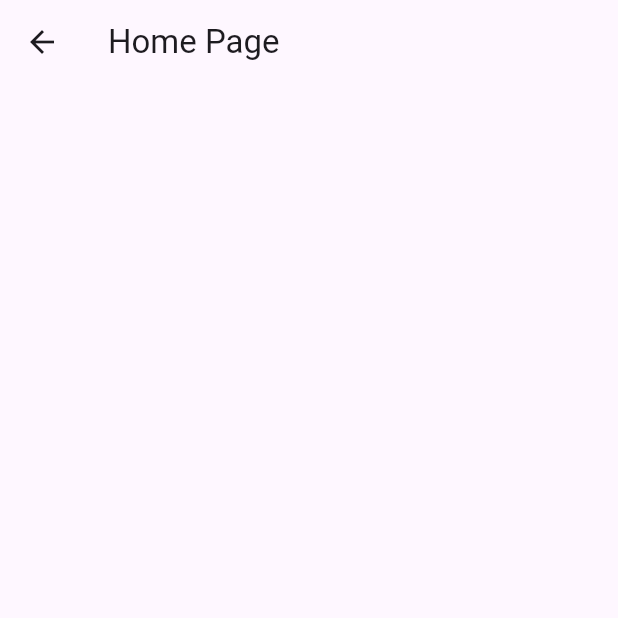
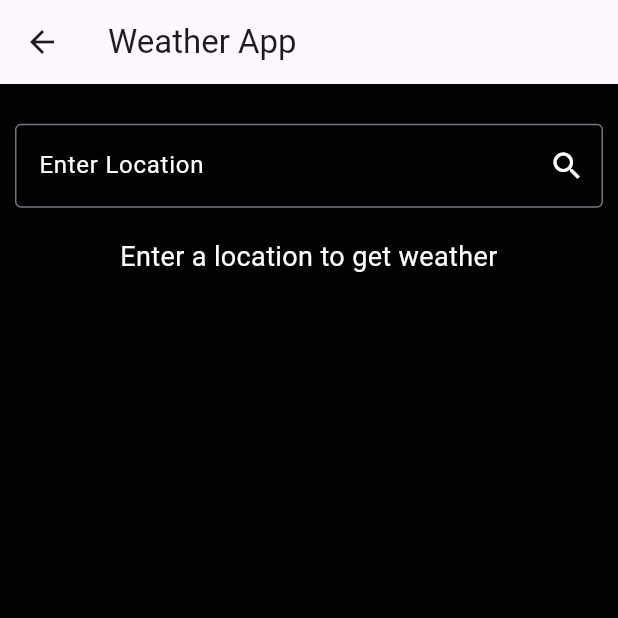
Before and after one commit to Sparsh2509/Weather_App, a Flutter app: the HomeScreen screen opened directly, on a phone screen of 412 x 824 dp, the top half of it. Run offline on Flutter 3.47's test engine with Material 3 defaults, Android fonts, the phone set to English and light mode, and no system bars.

Commit message:
Weather api integrated

```diff
--- a/lib/Constants/colors.dart
+++ b/lib/Constants/colors.dart
@@ -0,0 +1,3 @@
+import 'package:flutter/material.dart';
+
+const whiteColor = Colors.white;
--- a/lib/Models/Weather_model.dart
+++ b/lib/Models/Weather_model.dart
@@ -11,4 +11,6 @@ class worker {
       required this.humidity,
       required this.airspeed,
       required this.description});
+
+
 }
--- a/lib/Pages/Homepage.dart
+++ b/lib/Pages/Homepage.dart
@@ -1,5 +1,11 @@
+
+
 import 'package:flutter/material.dart';
 import 'package:http/http.dart';
+import 'package:weather_app/Constants/colors.dart';
+import 'dart:convert';
+
+import 'package:weather_app/Constants/size.dart';
 
 class HomeScreen extends StatefulWidget {
   const HomeScreen({super.key});
@@ -9,19 +15,76 @@ class HomeScreen extends StatefulWidget {
 }
 
 class _HomeScreenState extends State<HomeScreen> {
-  @override
-  void initState() {
-    super.initState();
-  }
+    final SearchController _searchController = SearchController();
+    String _weatherInfo = "Enter a location to get weather";
+
+    Future<void> fetchWeather(String location) async {
+     try{
+      Response response = await get(Uri.parse("http://api.openweathermap.org/data/2.5/weather?q=$location&appid=5d70bc60229315ee65eff569b57f6d8b&units=metric"));
+       var data = jsonDecode(response.body.toString());
+       print(data);
+
+      if (data["cod"] == 200){
+        setState(() {
+          _weatherInfo = data["main"]["temp"].toString();
+          print(_weatherInfo);
+        });
+      }
+
+      else {
+        setState(() {
+          _weatherInfo = "Location not found!";
+        });
+      }
+
+
+     }
+     catch(e){
+      setState(() {
+        _weatherInfo = "Error fetching weather";
+      });
+     }
+
+    }
+
   @override
   Widget build(BuildContext context) {
     return SafeArea(
       child: Scaffold(
-        appBar: AppBar(
-          title: Text("Home Page"),
+         appBar: AppBar(title: Text("Weather App")),
+      body: Padding(
+        padding: const EdgeInsets.all(10.0),
+        child: Column(
+
+          children: [
+            SizedBox(
+              height: screenHeight*0.02
+            ),
+            TextFormField(
+              style: TextStyle(color: whiteColor),
+              controller: _searchController,
+              decoration: InputDecoration(
+                hintText: "Enter Location",
+                hintStyle: TextStyle(color: whiteColor),
+                border: OutlineInputBorder(),
+                suffixIcon: IconButton(
+                  icon: Icon(Icons.search, color: whiteColor,),
+                  onPressed: () {
+                    fetchWeather(_searchController.text);
+                  },
+                ),
+              ),
+            ),
+            SizedBox(height: 20),
+               Text(
+                  _weatherInfo,
+                  style: TextStyle(fontSize: 18,color: whiteColor),
+                  textAlign: TextAlign.center,
+                ),
+          ],
         ),
-
       ),
-    );
+    )
+      );
   }
 }
--- a/lib/main.dart
+++ b/lib/main.dart
@@ -23,11 +23,12 @@ class MyApp extends StatelessWidget {
     return MaterialApp(
       debugShowCheckedModeBanner: false,
       theme: ThemeData(
-        // scaffoldBackgroundColor: const Color(0xff000000)
+        scaffoldBackgroundColor: const Color(0xff000000)
       ),
       routes: {
-        "/" :(context) => LoadingScreen(),
-        "/home" : (context) => HomeScreen(),
+        // "/" :(context) => LoadingScreen(),
+        "/" : (context) => HomeScreen(),
+
 
       },
 
```
Also changed, not shown: lib/Services/get_services.dart (+14 -0 lines).
